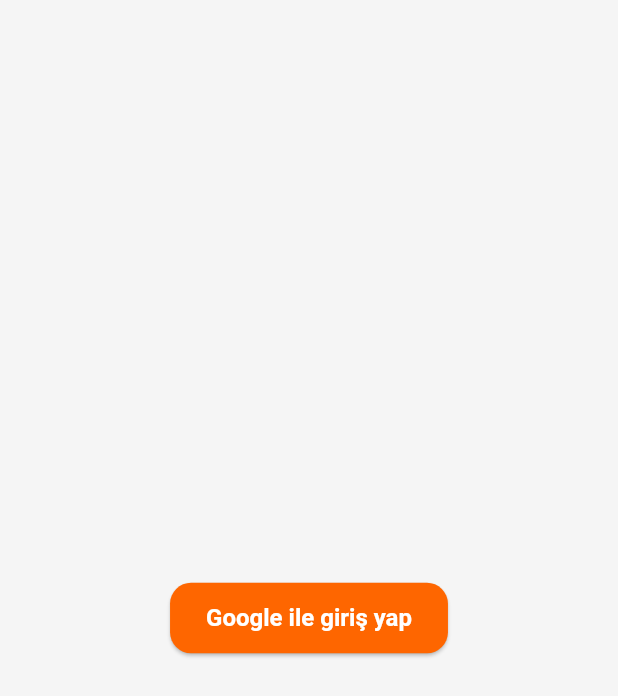
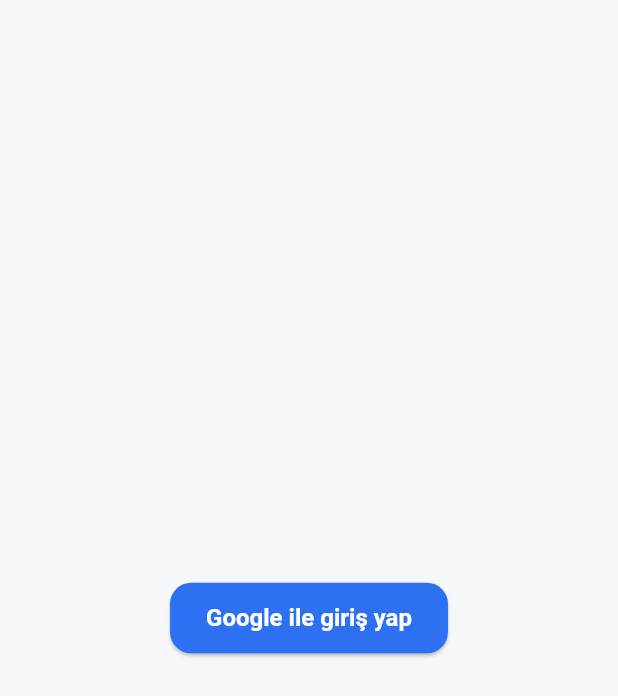
Before and after one commit to arslanberatt/kumbaram, a Flutter app: the HomePage screen opened by its route, after a tap on the "logout" icon, on a phone screen of 412 x 824 dp. Shown: the top 696 px of the screen. Run offline on Flutter 3.47's test engine with Material 3 defaults, Android fonts, the phone set to English and light mode, and no system bars; our stand-ins replace animated_bottom_navigation_bar, dio, get, google_sign_in, shared_preferences; accounts and stored records are empty; network calls fail.

Commit message:
Dashboard a transactionlar entegre edildi

```diff
--- a/lib/models/app_transaction.dart
+++ b/lib/models/app_transaction.dart
@@ -33,7 +33,7 @@
         categoryId: json["category_id"],
         createdAt: json["createdAt"] == null ? null : DateTime.parse(json["createdAt"]),
         updatedAt: json["updatedAt"] == null ? null : DateTime.parse(json["updatedAt"]),
-        category: json["category"] == null ? null : Category.fromJson(json["category"]),
+        category: json["Category"] == null ? null : Category.fromJson(json["Category"]),
     );
 
     Map<String, dynamic> toJson() => {
--- a/lib/modules/dashboard/dashboard_controller.dart
+++ b/lib/modules/dashboard/dashboard_controller.dart
@@ -0,0 +1,73 @@
+import 'package:get/get.dart';
+import 'package:salon_sac/core/base_controller.dart';
+import 'package:salon_sac/models/app_transaction.dart';
+import 'package:salon_sac/repositories/transaction_repository.dart';
+
+class DashboardController extends BaseController {
+  late final TransactionRepository _transactionRepository;
+  final myTransaction = <AppTransaction>[].obs;
+
+  final montlyIncome = 0.0.obs;
+  final montlyExpense = 0.0.obs;
+
+  void montlyTransaction() {
+    montlyIncome.value = 0.0;
+    montlyExpense.value = 0.0;
+    var thisDate = DateTime.now();
+    var thisYear = thisDate.year;
+    var thisMonth = thisDate.month;
+
+    if (myTransaction.isNotEmpty) {
+      var filteredTransaction = myTransaction.where((transaction) {
+        return transaction.date!.year == thisYear &&
+            transaction.date!.month == thisMonth;
+      }).toList();
+
+      for (var tr in filteredTransaction) {
+        if (tr.type == 'income') {
+          montlyIncome.value += double.parse(tr.amount!);
+        } else if (tr.type == 'expense') {
+          montlyExpense.value += double.parse(tr.amount!);
+        }
+      }
+    } else {
+      montlyIncome.value = 0.0;
+      montlyExpense.value = 0.0;
+    }
+  }
+
+  @override
+  void onInit() async {
+    super.onInit();
+    _transactionRepository = Get.find<TransactionRepository>();
+    await getTransaction();
+  }
+
+  Future<void> refreshDashoard() async {
+    await getTransaction();
+  }
+
+  Future getTransaction() async {
+    try {
+      setLoading(true);
+      final transactions = await _transactionRepository.getTransactions();
+      myTransaction.value = transactions;
+      montlyTransaction();
+    } catch (e) {
+      showErrorSnackbar(message: 'Kasa işlemleri getirilirken hata oluştu!');
+    } finally {
+      setLoading(false);
+    }
+  }
+
+  Future deleteTransaction(String id) async {
+    try {
+      final transactions = await _transactionRepository.deleteTransaction(id);
+      myTransaction.removeWhere((e) => e.id == id);
+      montlyTransaction();
+      showSuccessSnackbar(message: 'İşlem silindi');
+    } catch (e) {
+      showErrorSnackbar(message: 'İşlem silinirken hata oluştu!');
+    }
+  }
+}
--- a/lib/modules/dashboard/dashboard_page.dart
+++ b/lib/modules/dashboard/dashboard_page.dart
@@ -1,10 +1,55 @@
+import 'package:flutter/foundation.dart';
 import 'package:flutter/material.dart';
+import 'package:get/get.dart';
+import 'package:salon_sac/modules/dashboard/dashboard_controller.dart';
+import 'package:salon_sac/modules/dashboard/widgets/summary_card.dart';
+import 'package:salon_sac/modules/dashboard/widgets/transaction_list.dart';
+import 'package:salon_sac/themes/app_colors.dart';
 
-class DashboardPage extends StatelessWidget {
+class DashboardPage extends GetView<DashboardController> {
   const DashboardPage({super.key});
 
   @override
   Widget build(BuildContext context) {
-    return Scaffold(body: Center(child: Text('Dashboard')));
+    return Scaffold(
+      body: Obx(
+        () => controller.isLoading
+            ? Center(child: CircularProgressIndicator())
+            : Column(
+              children: [
+                Expanded(flex: 1, child: ListView(
+                  scrollDirection: Axis.horizontal,
+                  children: [
+                    SummaryCard(
+                      title: 'Aylık Gelir',
+                      amount: controller.montlyIncome.value,
+                      icon: Icons.arrow_upward,
+                      color: AppColors.income,
+                      gradientColors: [
+                        AppColors.income.withOpacity(0.25),
+                        AppColors.income.withOpacity(0.5),
+                      ],
+                    ),
+                    SummaryCard(
+                      title: 'Aylık Gelir',
+                      amount: controller.montlyExpense.value,
+                      icon: Icons.arrow_upward,
+                      color: AppColors.expense,
+                      gradientColors: [
+                        AppColors.expense.withOpacity(0.25),
+                        AppColors.expense.withOpacity(0.5),
+                      ],
+                    ),
+                  ],
+
+                )),
+                Expanded(
+                child: TransactionList(),
+                flex: 8,
+                ),
+                ],
+            ),
+      ),
+    );
   }
 }
--- /dev/null
+++ b/lib/modules/dashboard/widgets/summary_card.dart
@@ -0,0 +1,52 @@
+import 'package:flutter/material.dart';
+import 'package:get/get.dart';
+import 'package:salon_sac/modules/dashboard/dashboard_controller.dart';
+
+class SummaryCard extends GetView<DashboardController> {
+  final String title;
+  final double amount;
+  final IconData icon;
+  final Color color;
+  final List<Color> gradientColors;
+  const SummaryCard({
+    super.key,
+    required this.title,
+    required this.amount,
+    required this.icon,
+    required this.color,
+    required this.gradientColors,
+  });
+
+  @override
+  Widget build(BuildContext context) {
+    return Container(
+      width: 150,
+      margin: const EdgeInsets.symmetric(horizontal: 4),
+      child: Padding(
+        padding: const EdgeInsets.all(12.0),
+        child: Column(
+          mainAxisAlignment: MainAxisAlignment.start,
+          children: [
+            Row(
+              children: [
+                Icon(icon, size: 16, color: color),
+                Expanded(
+                  child: Text(
+                    title,
+                    style: TextStyle(fontSize: 16, fontWeight: FontWeight.bold),
+                  ),
+                ),
+              ],
+            ),
+            Text(amount.toStringAsFixed(2),
+                style: TextStyle(
+                  fontSize: 24,
+                  fontWeight: FontWeight.bold,
+                  color: color,
+                )),
+          ],
+        ),
+      ),
+    );
+  }
+}
--- a/lib/modules/home/home_bindings.dart
+++ b/lib/modules/home/home_bindings.dart
@@ -1,4 +1,5 @@
 import 'package:get/instance_manager.dart';
+import 'package:salon_sac/modules/dashboard/dashboard_controller.dart';
 import 'package:salon_sac/modules/home/home_controller.dart';
 import 'package:salon_sac/modules/profile/profile_controller.dart';
 
@@ -7,5 +8,6 @@
   void dependencies() {
     Get.lazyPut<HomeController>(()=> HomeController());
     Get.lazyPut<ProfileController>(()=> ProfileController());
+    Get.lazyPut<DashboardController>(()=> DashboardController());
   }
 }
--- a/lib/modules/transaction/transaction_page.dart
+++ b/lib/modules/transaction/transaction_page.dart
@@ -1,7 +1,7 @@
 import 'package:flutter/material.dart';
 import 'package:get/state_manager.dart';
 import 'package:salon_sac/modules/transaction/transaction_controller.dart';
-import 'package:salon_sac/modules/transaction/widgets/ammount_input.dart';
+import 'package:salon_sac/modules/transaction/widgets/amount_input.dart';
 import 'package:salon_sac/modules/transaction/widgets/category_dropdown.dart';
 import 'package:salon_sac/modules/transaction/widgets/date_input.dart';
 import 'package:salon_sac/modules/transaction/widgets/description_input.dart';
--- a/lib/modules/transaction/widgets/description_input.dart
+++ b/lib/modules/transaction/widgets/description_input.dart
@@ -17,12 +17,8 @@
         controller.description.value = value;
       },
       validator: (value) {
-        if (value == null || value.isEmpty) {
+        if (value == null || value.trim().isEmpty) {
           return 'Açıklama giriniz';
-        }
-        final amount = double.tryParse(value);
-        if (amount == null || amount <= 0) {
-          return 'Geçersiz açıklama';
         }
         return null;
       },
--- a/lib/modules/transaction/widgets/save_button.dart
+++ b/lib/modules/transaction/widgets/save_button.dart
@@ -8,7 +8,9 @@
   @override
   Widget build(BuildContext context) {
     return ElevatedButton.icon(
-      onPressed: (){},
+      onPressed: ()async{
+        await controller.createTransaction();
+      },
       label: const SizedBox(
         width: double.infinity,
         child: Text(
--- a/lib/repositories/transaction_repository.dart
+++ b/lib/repositories/transaction_repository.dart
@@ -1,5 +1,6 @@
 import 'package:get/get.dart';
 import 'package:salon_sac/models/app_transaction.dart';
+import 'package:salon_sac/models/transaction_params.dart';
 import 'package:salon_sac/services/api_services.dart';
 
 class TransactionRepository extends GetxService {
@@ -22,13 +23,13 @@
     throw Exception('Transactionlar getirilirken bir hata oluştu');
   }
 
-  Future<AppTransaction> createTransaction(AppTransaction transaction) async {
+  Future<Transaction> createTransaction(Transaction transaction) async {
     final response = await _apiServices.post(
       ApiConstants.transactions,
       data: transaction.toJson(),
     );
     if (response.statusCode == 201) {
-      return AppTransaction.fromJson(response.data);
+      return Transaction.fromJson(response.data);
     }
     throw Exception('Transactionlar eklenirken bir hata oluştu');
   }
--- a/lib/themes/app_colors.dart
+++ b/lib/themes/app_colors.dart
@@ -1,31 +1,72 @@
 import 'package:flutter/material.dart';
 
-/// Kurumsal renk paleti. Ana ve yardımcı renkler merkezi olarak burada yönetilir.
-/// Geliştirici ekibi için tüm renkler tek kaynaktan güncellenebilir.
+/// Kasa & Randevu uygulaması için kapsamlı renk paleti.
+/// Kurumsal, modern ve kolay yönetilebilir.
+/// Gelir-gider, randevu, kategori, durum ve tema renklerini içerir.
+class AppColors {
+  // -- Ana renkler (Kasa/Finans)
+  static const Color primary = Color(0xFF2E70F2);     // Parlak mavi
+  static const Color primaryLight = Color(0xFF6FA9FF);
+  static const Color primaryDark = Color(0xFF14488C);
 
-class AppColors {
-  // Ana renkler
-  static const Color primary = Color(0xFFFE6600); // Turuncu
-  static const Color primaryDark = Color(0xFFD94D00);
-  static const Color primaryLight = Color(0xFFFF8A3D);
+  static const Color accent = Color(0xFFFE6600);      // Turuncu vurgu
 
-  static const Color secondary = Color(0xFF19191C); // Siyaha yakın koyu gri
-  static const Color secondaryDark = Color(0xFF121214);
-  static const Color secondaryLight = Color(0xFF2D2D34);
+  // -- Kasa fonksiyonları
+  static const Color expense = Color(0xFFFF6B6B);     // Harcama, gider (kırmızımsı pembe)
+  static const Color darkExpense = Color(0xFFD33A2C); // Koyu gider
+  static const Color income = Color(0xFF23C552);      // Gelir (yeşil)
+  static const Color darkIncome = Color(0xFF15803D);  // Koyu gelir
 
-  // Nötr renkler
+  static const Color neutral = Color(0xFFF5F7FA);     // Nötr arka plan (kartlar için)
+  static const Color neutralDark = Color(0xFF2D3748); // Dark mode nötr arka plan
+
+  // -- Randevu Durumları
+  static const Color pending = Color(0xFFFFC107);     // Bekliyor (sarı)
+  static const Color confirmed = Color(0xFF2E70F2);   // Onaylandı (mavi)
+  static const Color completed = Color(0xFF23C552);   // Tamamlandı (yeşil)
+  static const Color cancelled = Color(0xFFEB5757);   // İptal (kırmızı)
+  static const Color noShow = Color(0xFF757575);      // Gelmedi (gri)
+
+  // -- Kategori Renkleri
+  static const Color categoryBlue = Color(0xFF53BFF9);    // Sağlık/finans
+  static const Color categoryOrange = Color(0xFFFFA726);  // Restoran/kafe
+  static const Color categoryGreen = Color(0xFF5CC694);   // Market, genel alışveriş
+  static const Color categoryPurple = Color(0xFF7B61FF);  // Kişisel/özel
+  static const Color categoryPink = Color(0xFFFF74B3);    // Eğlence/kişisel
+  static const Color categoryGrey = Color(0xFFBDBDBD);    // Diğer
+
+  // -- Temel renkler
   static const Color white = Color(0xFFFFFFFF);
-  static const Color black = Color(0xFF000000);
-  static const Color grey = Color(0xFFBDBDBD);
-  static const Color greyLight = Color(0xFFF5F5F5);
-  static const Color greyDark = Color(0xFF757575);
+  static const Color black = Color(0xFF191C1E);
+  static const Color grey = Color(0xFFF5F7FA);
+  static const Color greyDark = Color(0xFFAAB3BC);
+  static const Color divider = Color(0xFFE3EAF2);
 
-  // Durum renkleri
-  static const Color success = Color(0xFF23C552);
-  static const Color error = Color(0xFFEB5757);
-  static const Color warning = Color(0xFFFFC107);
-  static const Color info = Color(0xFF2D9CDB);
+  // -- Durumlar
+  static const Color success = Color(0xFF23C552);    // Genel başarılı işlem
+  static const Color error = Color(0xFFEB5757);      // Hata
+  static const Color warning = Color(0xFFFFC107);    // Uyarı
+  static const Color info = Color(0xFF53BFF9);       // Bilgi
 
-  // Ekstra örnek: Transparent overlay
+  // -- Dark Theme
+  static const Color darkBg = Color(0xFF121212);
+  static const Color darkCard = Color(0xFF191C1E);
+  static const Color darkDivider = Color(0xFF23272F);
+  static const Color darkText = Color(0xFFE3EAF2);
+
+  // -- Overlay
   static const Color overlay = Color(0x88000000);
+
+  // -- Extra (border, shadow vs.)
+  static const Color border = Color(0xFFE3EAF2);
+  static const Color shadow = Color(0x1A191C1E); // %10 opacity
+
+  // -- Renk kullanımı için yardımcı örnekler
+  // static const Map<String, Color> appointmentStatus = {
+  //   'pending': pending,
+  //   'confirmed': confirmed,
+  //   'completed': completed,
+  //   'cancelled': cancelled,
+  //   'noShow': noShow,
+  // };
 }
```
Also changed, not shown: lib/models/transaction_params.dart (added, +44 -0 lines), lib/modules/dashboard/widgets/transaction_list.dart (added, +106 -0 lines), lib/modules/transaction/transaction_controller.dart (+36 -1 lines), lib/themes/app_theme.dart (+15 -17 lines), lib/modules/transaction/widgets/amount_input.dart (renamed from lib/modules/transaction/widgets/ammount_input.dart).
